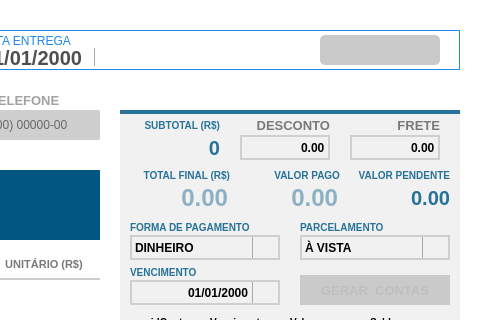
Old version of the form UI_Files/formCompras.ui in the repository andrersp/controleEstoque; both pictures show x 520 to 1000 and y 0 to 320 of the 1000 by 500 pixel window.
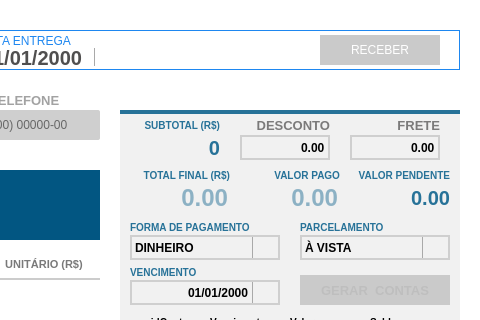
New version of the form. Icons and pictures are not drawn.

```diff
--- a/UI_Files/formCompras.ui
+++ b/UI_Files/formCompras.ui
@@ -437,18 +437,19 @@
      <property name="styleSheet">
       <string notr="true">QPushButton {
 background-color: #7AB32E;
-border-radius: 2px
- }
-QPushButton:disabled{
-background-color: #CACACA;
-border-radius: 5px
+color: #FFF
  }
 QPushButton:hover{
 background-color: #40a286
-}</string>
+}
+QPushButton:disabled{
+background-color: #CACACA;
+
+ }
+</string>
      </property>
      <property name="text">
-      <string/>
+      <string>RECEBER</string>
      </property>
      <property name="iconSize">
       <size>
```
Left out of the diff: 22 changed lines with no effect on the pictures.
